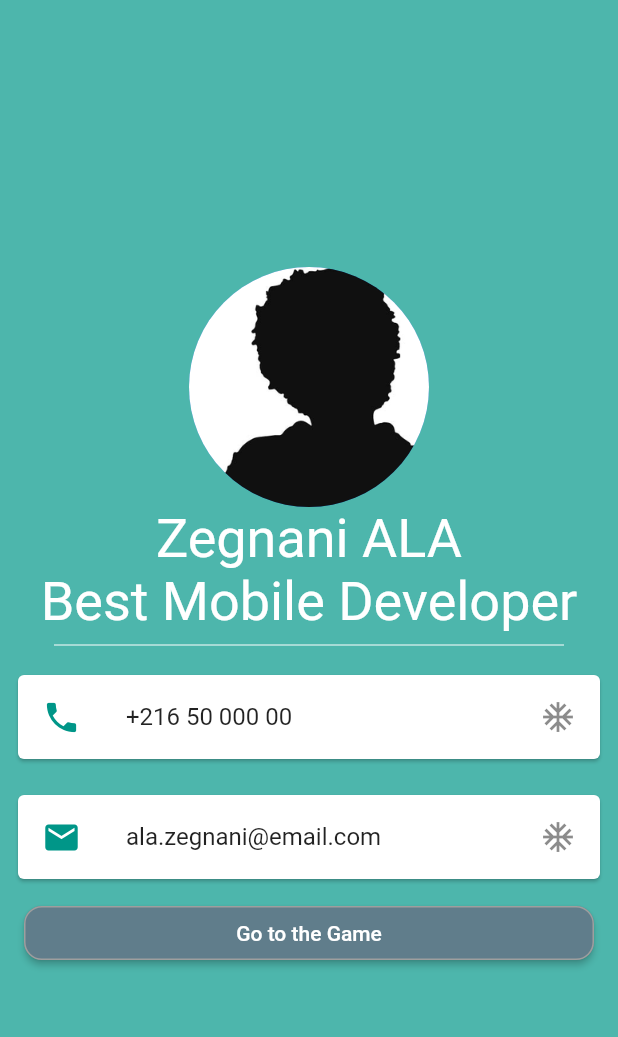
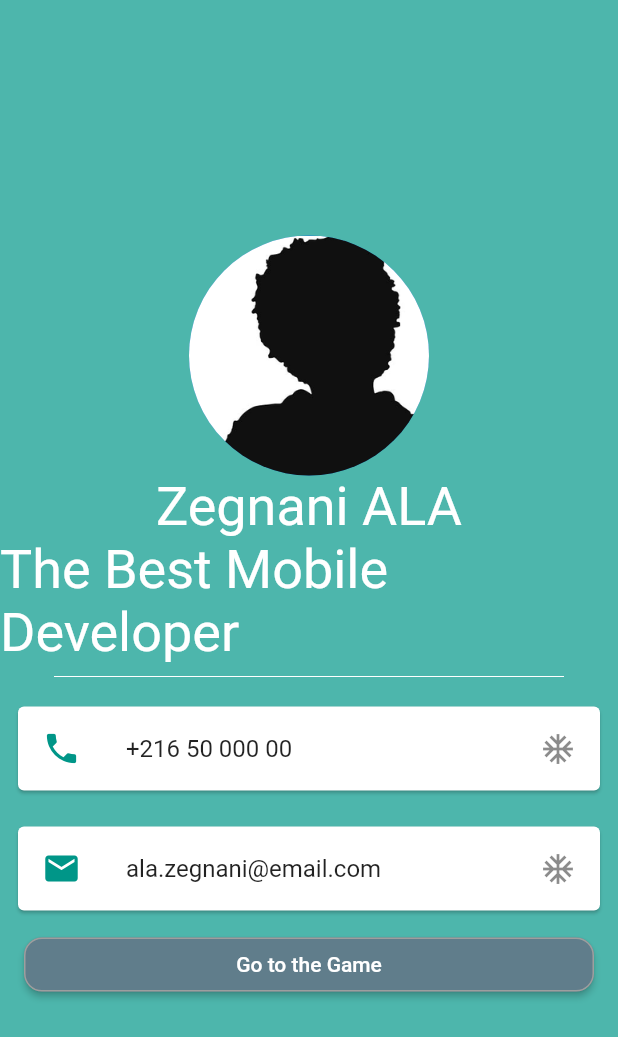
Before and after one commit to AlaZegnani/TestApp_FluttSahbi, a Flutter app: the screen it shows after launch, on a phone screen of 412 x 824 dp. Shown: the top 1037 px of the screen. Run offline on Flutter 3.47's test engine with Material 2 defaults, Android fonts, the phone set to English and light mode, and no system bars; our stand-ins replace google_fonts.

Commit message:
updated my text

```diff
--- a/lib/main.dart
+++ b/lib/main.dart
@@ -26,7 +26,7 @@ class MyApp extends StatelessWidget {
             children: [
               comp.myAvatar(),
               comp.myText("Zegnani ALA", comp.myStyle),
-              comp.myText("Best Mobile Developer", comp.myStyle),
+              comp.myText("The Best Mobile Developer", comp.myStyle),
               comp.myDivider(),
               comp.myCard("+216 50 000 00", Icons.phone, 26),
               comp.myCard("ala.zegnani@email.com", Icons.email, 26),
```
